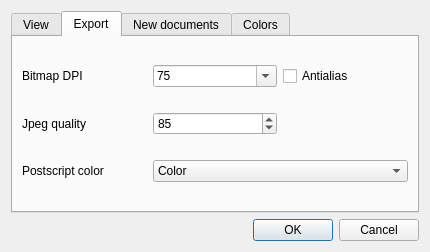
Qt form dialogs/preferences.ui (veusz/veusz) before a commit.
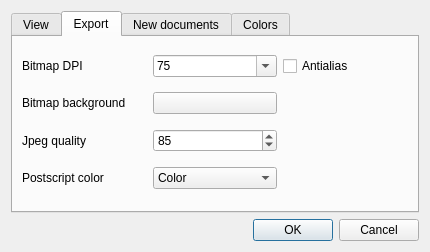
The same form after that commit. The open tabs and pages were chosen to show the change.

Commit message: Add a bitmap export background color preference and add extra paramters to the Export commandline command to control various options (background color, jpeg quality, dpi)

```diff
--- a/dialogs/preferences.ui
+++ b/dialogs/preferences.ui
@@ -141,13 +141,20 @@
         </widget>
        </item>
        <item row="1" column="0">
+        <widget class="QLabel" name="label_9">
+         <property name="text">
+          <string>Bitmap background</string>
+         </property>
+        </widget>
+       </item>
+       <item row="2" column="0">
         <widget class="QLabel" name="label_3">
          <property name="text">
           <string>Jpeg quality</string>
          </property>
         </widget>
        </item>
-       <item row="1" column="1">
+       <item row="2" column="1">
         <widget class="QSpinBox" name="exportQuality">
          <property name="toolTip">
           <string>&lt;html&gt;&lt;head&gt;&lt;meta name=&quot;qrichtext&quot; content=&quot;1&quot; /&gt;&lt;/head&gt;&lt;body style=&quot; white-space: pre-wrap; font-family:Sans Serif; font-size:9pt; font-weight:400; font-style:normal; text-decoration:none;&quot;&gt;&lt;p style=&quot; margin-top:0px; margin-bottom:0px; margin-left:0px; margin-right:0px; -qt-block-indent:0; text-indent:0px;&quot;&gt;Choose Jpeg quality setting. Lower values are lower quality with more compression.&lt;/p&gt;&lt;/body&gt;&lt;/html&gt;</string>
@@ -163,14 +170,14 @@
          </property>
         </widget>
        </item>
-       <item row="2" column="0">
+       <item row="3" column="0">
         <widget class="QLabel" name="label_2">
          <property name="text">
           <string>Postscript color</string>
          </property>
         </widget>
        </item>
-       <item row="2" column="1" colspan="2">
+       <item row="3" column="1">
         <widget class="QComboBox" name="exportColor">
          <property name="toolTip">
           <string>&lt;html&gt;&lt;head&gt;&lt;meta name=&quot;qrichtext&quot; content=&quot;1&quot; /&gt;&lt;/head&gt;&lt;body style=&quot; white-space: pre-wrap; font-family:Sans Serif; font-size:9pt; font-weight:400; font-style:normal; text-decoration:none;&quot;&gt;&lt;p style=&quot; margin-top:0px; margin-bottom:0px; margin-left:0px; margin-right:0px; -qt-block-indent:0; text-indent:0px;&quot;&gt;Output postscript as full color, or convert to greyscale&lt;/p&gt;&lt;/body&gt;&lt;/html&gt;</string>
@@ -187,6 +194,16 @@
          </item>
         </widget>
        </item>
+       <item row="1" column="1">
+        <widget class="QPushButton" name="exportBackgroundButton">
+         <property name="toolTip">
+          <string>Use alpha channel values of 0 for transparency</string>
+         </property>
+         <property name="text">
+          <string/>
+         </property>
+        </widget>
+       </item>
       </layout>
      </widget>
      <widget class="QWidget" name="StylesTab">
```
The commit also changes 5 other files.
